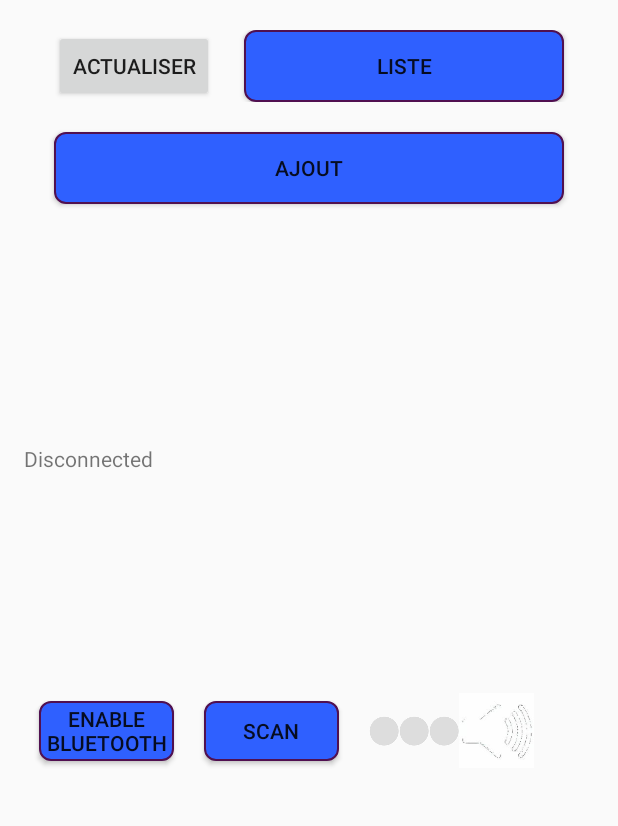
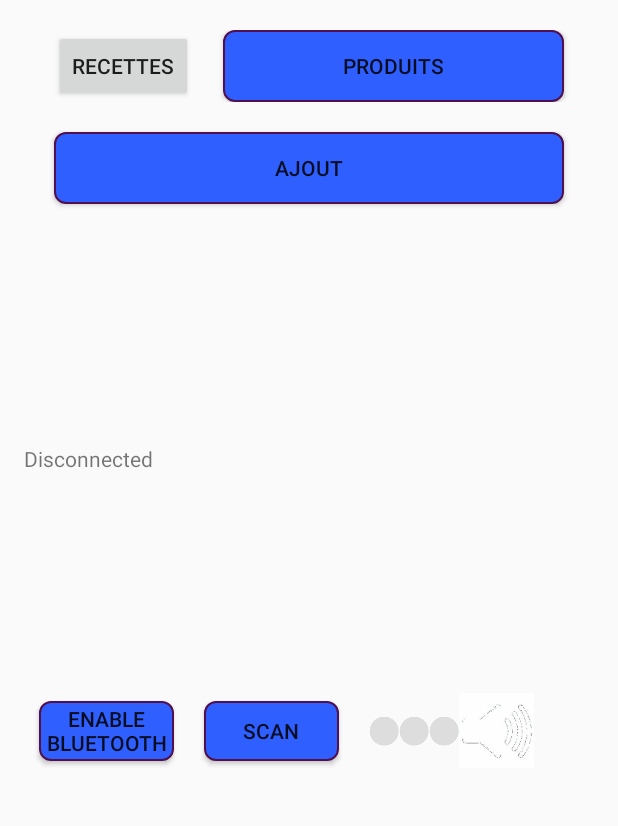
Before and after one commit to FrancoisLefevre12/Optali, an Android app: the screen it shows after launch (MainActivity), on a phone screen of 412 x 824 dp, the part 239-1065 px from its top. Run offline under Robolectric (Android 15) with nearby library versions, the phone set to English and light mode, and no system bars; our stand-ins replace Volley; network calls fail; 3 statements that could not run were skipped.

Commit message:
changement de la fonction du boutton actualiser en Recette et modificationde la condition d'etat vide du frigo

```diff
--- a/Optalinew/app/src/main/java/com/app/optali/Etat.java
+++ b/Optalinew/app/src/main/java/com/app/optali/Etat.java
@@ -100,7 +100,7 @@ public class Etat {
         Date dProd = null;
         SimpleDateFormat textFormat = new SimpleDateFormat("yyyy-MM-dd");
         for(Produit prod : list){
-            cpt++;
+            cpt+=Integer.parseInt(prod.getStock());
             try {
                 dProd =textFormat.parse(prod.getDate());
             }catch (java.text.ParseException e){}
--- a/Optalinew/app/src/main/java/com/app/optali/MainActivity.java
+++ b/Optalinew/app/src/main/java/com/app/optali/MainActivity.java
@@ -191,12 +191,11 @@ public class MainActivity extends AppCompatActivity implements BluetoothAdapter.
 
 
         // Mise en place du bouton actualiser
-        Button buttonActu = (Button) findViewById(R.id.actualiser);
-        buttonActu.setOnClickListener(new View.OnClickListener() {
-
+        Button buttonRecette = (Button) findViewById(R.id.recette);
+        buttonRecette.setOnClickListener(new View.OnClickListener() {
             @Override
             public void onClick(View v) {
-                actualise();
+                // A rediriger vers une page recette.
             }
         });
 
--- a/Optalinew/app/src/main/res/layout/activity_main.xml
+++ b/Optalinew/app/src/main/res/layout/activity_main.xml
@@ -29,13 +29,13 @@
         android:orientation="horizontal">
 
         <Button
-            android:id="@+id/actualiser"
+            android:id="@+id/recette"
             android:layout_marginLeft="20dp"
             android:layout_width="wrap_content"
             android:layout_height="wrap_content"
             android:layout_gravity="bottom"
             android:layout_weight="0"
-            android:text="Actualiser" />
+            android:text="Recettes" />
 
 
         <Button
@@ -46,7 +46,7 @@
             android:layout_height="wrap_content"
             android:layout_gravity="bottom"
             android:layout_weight="60"
-            android:text="Liste"
+            android:text="Produits"
             android:background="@drawable/button_shape" />
     </LinearLayout>
 
```
